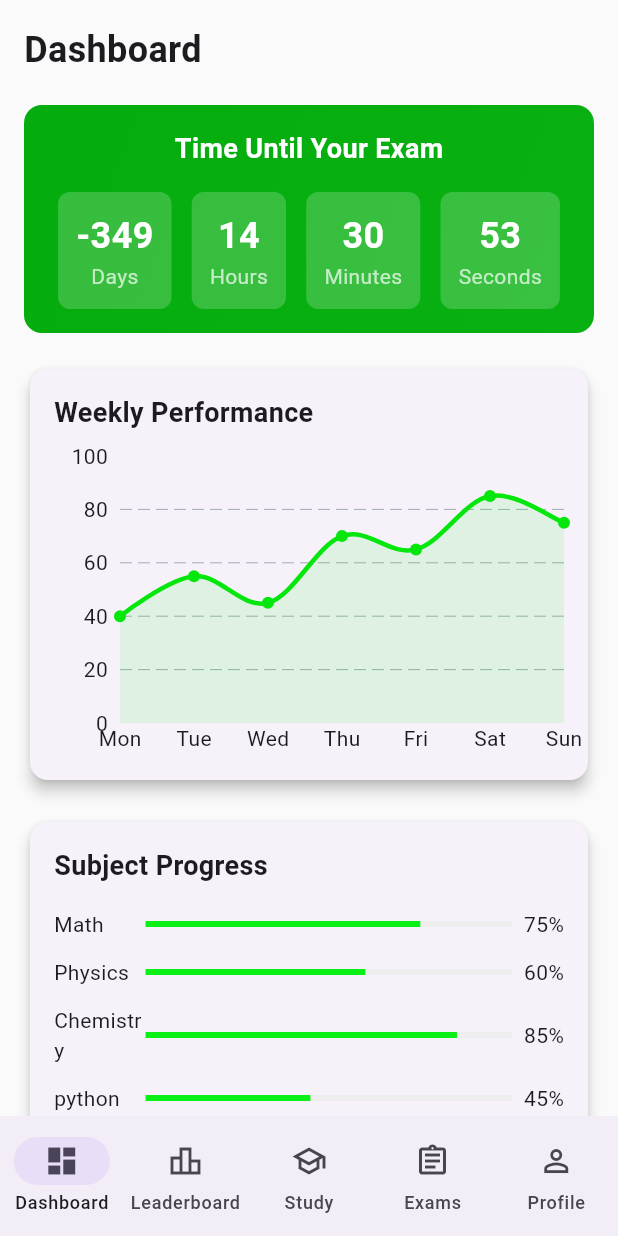
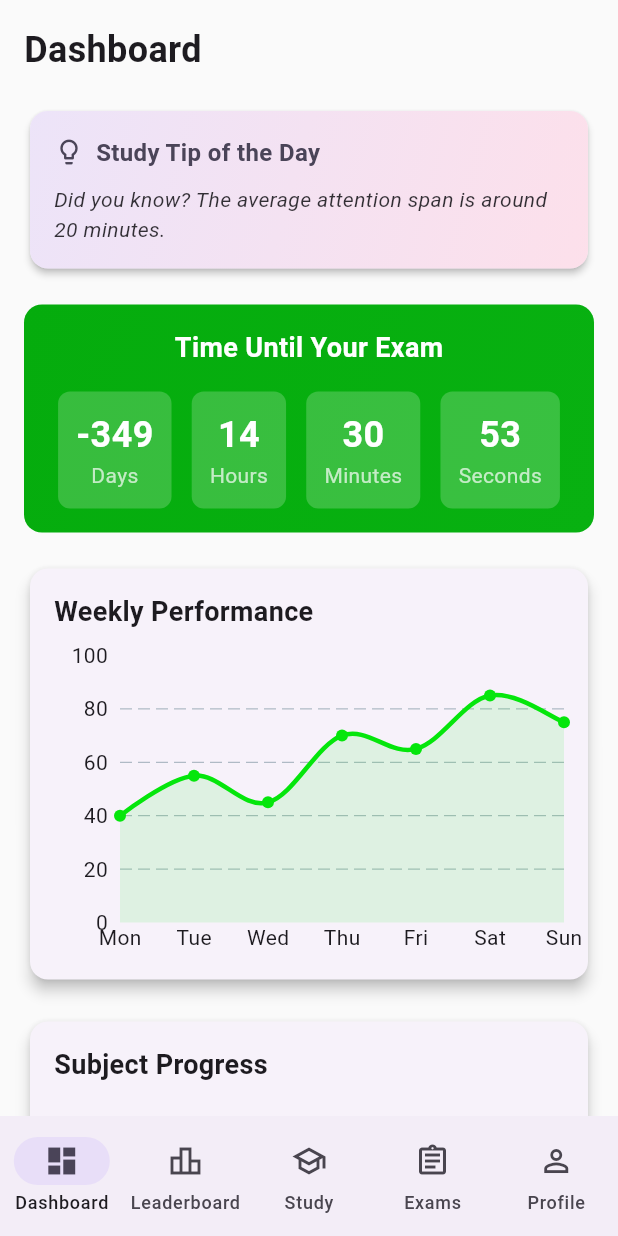
Before and after one commit to Henok-Demissie/seqay-app, a Flutter app: the screen it shows after launch, on a phone screen of 412 x 824 dp. Run offline on Flutter 3.47's test engine with Material 3 defaults, Android fonts, the phone set to English and light mode, and no system bars; drawn by our look-alikes of fl_chart; our stand-ins replace flutter_animate, flutter_svg, shared_preferences.

Commit message:
added study tip of the day widget to the Dashboard Screen
Introduce a new widget to display a random study tip on the dashboard. This enhances user engagement by providing useful and motivational content during study sessions. The tip is selected randomly from a predefined list on initialization.

```diff
--- a/lib/Screens/dashboard_screen.dart
+++ b/lib/Screens/dashboard_screen.dart
@@ -2,6 +2,7 @@ import 'package:flutter/material.dart';
 import 'package:fl_chart/fl_chart.dart';
 import 'package:intl/intl.dart';
 import 'dart:async';
+import 'dart:math'; // Import for Random
 
 class DashboardScreen extends StatefulWidget {
   const DashboardScreen({super.key});
@@ -15,6 +16,20 @@ class _DashboardScreenState extends State<DashboardScreen> {
   late DateTime currentTime;
   late Timer timer;
 
+  // Define a list of study tips
+  final List<String> _studyTips = [
+    "Take regular breaks! Your brain needs time to process information.",
+    "Teach what you've learned to someone else to solidify your understanding.",
+    "Practice past papers to get familiar with the exam format.",
+    "Stay hydrated and get enough sleep for optimal brain function.",
+    "Create a dedicated study space to minimize distractions.",
+    "Use flashcards for memorizing key terms and concepts.",
+    "Set realistic study goals and reward yourself for achieving them.",
+    "Did you know? The average attention span is around 20 minutes.",
+    "Mnemonics can be a great way to remember lists or sequences."
+  ];
+  late String _currentStudyTip;
+
   @override
   void initState() {
     super.initState();
@@ -24,6 +39,8 @@ class _DashboardScreenState extends State<DashboardScreen> {
         currentTime = DateTime.now();
       });
     });
+    // Select a random tip on init
+    _currentStudyTip = _studyTips[Random().nextInt(_studyTips.length)];
   }
 
   @override
@@ -47,12 +64,64 @@ class _DashboardScreenState extends State<DashboardScreen> {
             ),
           ),
           const SizedBox(height: 20),
+          _buildStudyTipCard(), // Added Study Tip Card
+          const SizedBox(height: 20),
           _buildCountdownTimer(),
           const SizedBox(height: 20),
           _buildPerformanceCard(),
           const SizedBox(height: 20),
           _buildSubjectProgress(),
         ],
+      ),
+    );
+  }
+
+  // New widget for displaying the study tip
+  Widget _buildStudyTipCard() {
+    return Card(
+      elevation: 2,
+      shape: RoundedRectangleBorder(borderRadius: BorderRadius.circular(12)),
+      child: Container(
+        padding: const EdgeInsets.all(16.0),
+        decoration: BoxDecoration(
+          gradient: LinearGradient(
+            colors: [
+              Theme.of(context).colorScheme.secondaryContainer.withOpacity(0.7),
+              Theme.of(context).colorScheme.tertiaryContainer.withOpacity(0.7),
+            ],
+            begin: Alignment.topLeft,
+            end: Alignment.bottomRight,
+          ),
+          borderRadius: BorderRadius.circular(12),
+        ),
+        child: Column(
+          crossAxisAlignment: CrossAxisAlignment.start,
+          children: [
+            Row(
+              children: [
+                Icon(Icons.lightbulb_outline, color: Theme.of(context).colorScheme.onSecondaryContainer, size: 20),
+                const SizedBox(width: 8),
+                Text(
+                  'Study Tip of the Day',
+                  style: TextStyle(
+                    fontSize: 16,
+                    fontWeight: FontWeight.bold,
+                    color: Theme.of(context).colorScheme.onSecondaryContainer,
+                  ),
+                ),
+              ],
+            ),
+            const SizedBox(height: 10),
+            Text(
+              _currentStudyTip,
+              style: TextStyle(
+                fontSize: 14,
+                color: Theme.of(context).colorScheme.onSurface.withOpacity(0.9),
+                fontStyle: FontStyle.italic,
+              ),
+            ),
+          ],
+        ),
       ),
     );
   }
```
